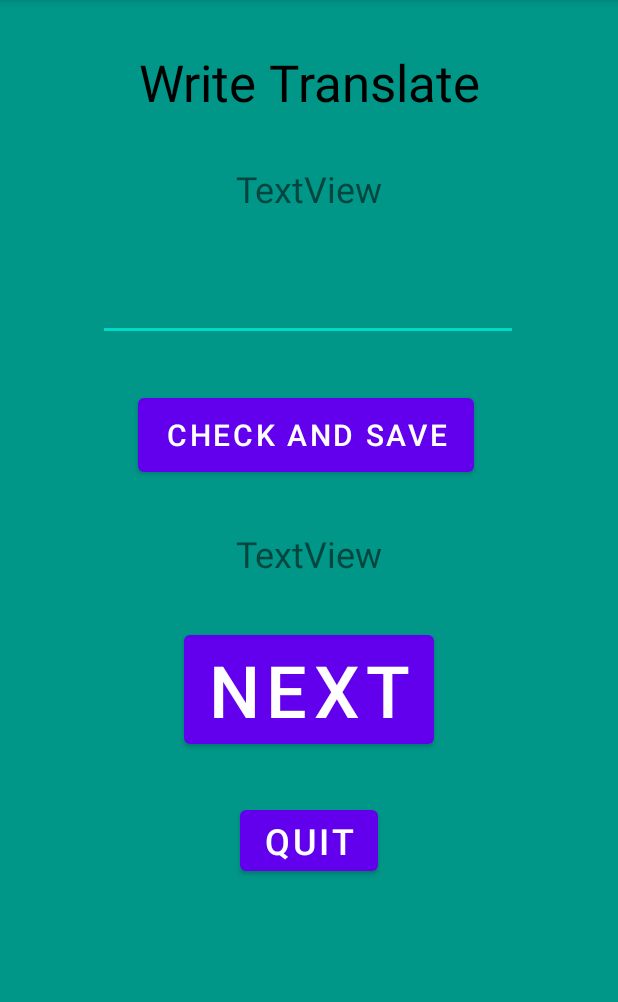
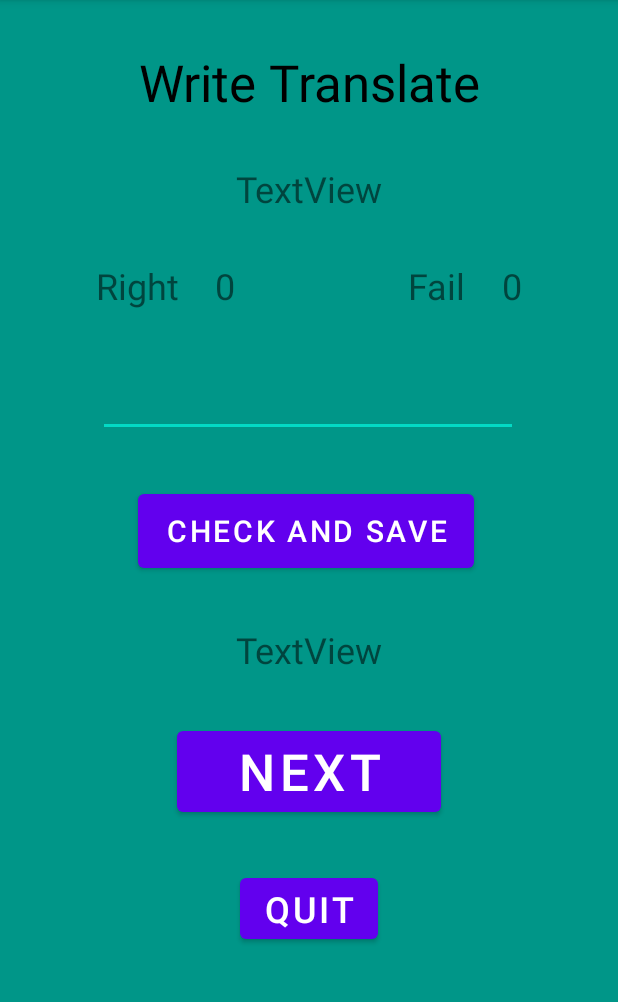
Before and after one commit to Sap-Artem/LanguageUpX, an Android app: the MainActivity screen opened directly, with no data from a screen before it, after a tap on "WORD - TRANSLATION", on a phone screen of 412 x 824 dp, the part 84-1086 px from its top. Run offline under Robolectric (Android 15) with nearby library versions, the phone set to English and light mode, and no system bars.

Commit message:
Add files via upload

```diff
--- /dev/null
+++ b/src/main/java/com/example/languageupx002/DopDB.java
@@ -0,0 +1,33 @@
+package com.example.languageupx002;
+
+import android.content.Context;
+import android.database.sqlite.SQLiteDatabase;
+import android.database.sqlite.SQLiteOpenHelper;
+
+public class DopDB extends SQLiteOpenHelper {
+
+    public static final int DATABASE_VERSION2 = 1;
+    public static final String DATABASE_NAME2 = "contactDb";
+    public static final String TABLE_CONTACTS2 = "contacts";
+    public static final String lol = "_id";
+    public static final String ANSWER = "word";
+    public static final String SCORE = "word";
+
+    public DopDB(Context context) {
+        super(context, DATABASE_NAME2, null, DATABASE_VERSION2);
+    }
+
+    @Override
+    public void onCreate(SQLiteDatabase db2) {
+        db2.execSQL("create table " + TABLE_CONTACTS2 + "(" + lol + " integer primary key,"
+                + SCORE + " text," + ANSWER + " text" + ")");
+
+    }
+
+    @Override
+    public void onUpgrade(SQLiteDatabase db2, int oldVersion, int newVersion) {
+        db2.execSQL("drop table if exists " + TABLE_CONTACTS2);
+        onCreate(db2);
+
+    }
+}
--- a/src/main/java/com/example/languageupx002/MainActivity.java
+++ b/src/main/java/com/example/languageupx002/MainActivity.java
@@ -1,6 +1,8 @@
 package com.example.languageupx002;
 
+import static com.example.languageupx002.Table.fail;
 import static com.example.languageupx002.Table.k;
+import static com.example.languageupx002.Table.right;
 
 import androidx.appcompat.app.AppCompatActivity;
 
@@ -23,9 +25,12 @@ public class MainActivity extends AppCompatActivity {
         super.onCreate(savedInstanceState);
         setContentView(R.layout.activity_main);
         k = 0;
+        right = 0;
+        fail = 0;
         final Button addButton = (Button) findViewById(R.id.button12);
         final Button list = (Button) findViewById(R.id.button2);
         final Button test1 = (Button) findViewById(R.id.button);
+        final Button test = (Button) findViewById(R.id.button10);
         db = new DBhelper(this);
         SQLiteDatabase database = db.getWritableDatabase();
 
@@ -77,6 +82,16 @@ public class MainActivity extends AppCompatActivity {
             }
 
         });
+        test.setOnClickListener((v) -> {
+            try {
+                Intent intent = new Intent(MainActivity.this, Test.class);
+                startActivity(intent);
+                finish();
+            } catch (Exception e) {
+                e.printStackTrace();
+            }
+
+        });
 
     }
 }
--- a/src/main/java/com/example/languageupx002/Table.java
+++ b/src/main/java/com/example/languageupx002/Table.java
@@ -9,6 +9,8 @@ public class Table extends SQLiteOpenHelper {
     public static final String DATA_NAME = "name";
     public static final String TABLE_CON = "tablelol";
     public static int k = 0;
+    public static int right = 0;
+    public static int fail = 0;
     public Table(Context context) {
         super(context, DATA_NAME, null, DATA_VERSION);
     }
--- a/src/main/java/com/example/languageupx002/WordTransslate.java
+++ b/src/main/java/com/example/languageupx002/WordTransslate.java
@@ -1,8 +1,11 @@
 package com.example.languageupx002;
 
 
+import static com.example.languageupx002.Table.fail;
 import static com.example.languageupx002.Table.k;
+import static com.example.languageupx002.Table.right;
 
+import android.content.ContentValues;
 import android.content.Intent;
 import android.content.SharedPreferences;
 import android.database.Cursor;
@@ -21,6 +24,7 @@ import java.util.Random;
 
 public class WordTransslate extends AppCompatActivity {
     DBhelper dbHelper;
+    DopDB DB;
     String m;
     int max;
     @Override
@@ -31,15 +35,22 @@ public class WordTransslate extends AppCompatActivity {
         final Button nextButton = (Button) findViewById(R.id.button13);
         final Button checkButton = (Button) findViewById(R.id.button11);
         dbHelper = new DBhelper(this);
+        DB = new DopDB(this);
         SQLiteDatabase database = dbHelper.getWritableDatabase();
+        SQLiteDatabase database2 = DB.getWritableDatabase();
         EditText edittranslate = findViewById(R.id.editWord2);
         TextView textView = findViewById(R.id.textView6);
         TextView textView2 = findViewById(R.id.textView7);
+        TextView textright = findViewById(R.id.textView4);
+        TextView textfail = findViewById(R.id.textView10);
         Cursor cursor = database.query(DBhelper.TABLE_CONTACTS, null, null, null, null, null, null);
+        ContentValues contentValues = new ContentValues();
         int i = (int)(Math.random()*(k)+1);
         int idIndex = cursor.getColumnIndex(DBhelper.KEY_ID);
         int nameIndex = cursor.getColumnIndex(DBhelper.KEY_WORD);
         int emailIndex = cursor.getColumnIndex(DBhelper.KEY_TRANSLATE);
+        textright.setText(Integer.toString(right));
+        textfail.setText(Integer.toString(fail));
         if (cursor.moveToFirst()) {
             do {
                 if (i == cursor.getInt(idIndex)) {
@@ -49,10 +60,15 @@ public class WordTransslate extends AppCompatActivity {
                     checkButton.setOnClickListener((v) -> {
                         String c;
                         String translate = edittranslate.getText().toString();
+                        contentValues.put(DopDB.ANSWER, translate);
                         if(b.equals(translate)){
                             c = "Yes";
+                            contentValues.put(DopDB.SCORE, "1");
+                            right = right + 1;
                         }else{
                             c = "No, it is " + b;
+                            contentValues.put(DopDB.SCORE, "0");
+                            fail = fail + 1;
                         }
                         textView2.setText(c);
                     });
@@ -60,6 +76,7 @@ public class WordTransslate extends AppCompatActivity {
             } while (cursor.moveToNext());
         } else
             Log.d("mLog","0 rows");
+        database2.insert(DopDB.TABLE_CONTACTS2, null, contentValues);
         quitButton.setOnClickListener((v) -> {
             try {
                 Intent intent = new Intent(WordTransslate.this, MainActivity.class);
--- a/src/main/res/layout/wordtranslate.xml
+++ b/src/main/res/layout/wordtranslate.xml
@@ -7,11 +7,22 @@
     android:background="#009688"
     tools:context=".AddText">
 
+    <TextView
+        android:id="@+id/textView9"
+        android:layout_width="wrap_content"
+        android:layout_height="wrap_content"
+        android:layout_marginEnd="24dp"
+        android:text="Fail"
+        android:textSize="24sp"
+        app:layout_constraintBottom_toTopOf="@+id/editWord2"
+        app:layout_constraintEnd_toStartOf="@+id/textView10"
+        app:layout_constraintTop_toBottomOf="@+id/textView6" />
+
     <EditText
         android:id="@+id/editWord2"
         android:layout_width="wrap_content"
         android:layout_height="wrap_content"
-        android:layout_marginTop="32dp"
+        android:layout_marginTop="96dp"
         android:ems="10"
         android:inputType="textPersonName"
         android:textSize="24sp"
@@ -68,11 +79,11 @@
 
     <Button
         android:id="@+id/button13"
-        android:layout_width="wrap_content"
-        android:layout_height="wrap_content"
+        android:layout_width="176dp"
+        android:layout_height="66dp"
         android:layout_marginTop="32dp"
         android:text="Next"
-        android:textSize="48sp"
+        android:textSize="34sp"
         app:layout_constraintEnd_toEndOf="parent"
         app:layout_constraintStart_toStartOf="parent"
         app:layout_constraintTop_toBottomOf="@+id/textView7" />
@@ -88,4 +99,37 @@
         app:layout_constraintStart_toStartOf="parent"
         app:layout_constraintTop_toBottomOf="@+id/button13" />
 
+    <TextView
+        android:id="@+id/textView3"
+        android:layout_width="wrap_content"
+        android:layout_height="wrap_content"
+        android:layout_marginStart="64dp"
+        android:text="Right"
+        android:textSize="24sp"
+        app:layout_constraintBottom_toTopOf="@+id/editWord2"
+        app:layout_constraintStart_toStartOf="parent"
+        app:layout_constraintTop_toBottomOf="@+id/textView6" />
+
+    <TextView
+        android:id="@+id/textView4"
+        android:layout_width="wrap_content"
+        android:layout_height="wrap_content"
+        android:layout_marginStart="24dp"
+        android:text="0"
+        android:textSize="24sp"
+        app:layout_constraintBottom_toTopOf="@+id/editWord2"
+        app:layout_constraintStart_toEndOf="@+id/textView3"
+        app:layout_constraintTop_toBottomOf="@+id/textView6" />
+
+    <TextView
+        android:id="@+id/textView10"
+        android:layout_width="wrap_content"
+        android:layout_height="wrap_content"
+        android:layout_marginEnd="64dp"
+        android:text="0"
+        android:textSize="24sp"
+        app:layout_constraintBottom_toTopOf="@+id/editWord2"
+        app:layout_constraintEnd_toEndOf="parent"
+        app:layout_constraintTop_toBottomOf="@+id/textView6" />
+
 </androidx.constraintlayout.widget.ConstraintLayout>
```
Also changed, not shown: src/main/AndroidManifest.xml (+8 -0 lines), src/main/java/com/example/languageupx002/Test.java (+44 -27 lines), src/main/res/layout/test.xml (added, +17 -0 lines).
